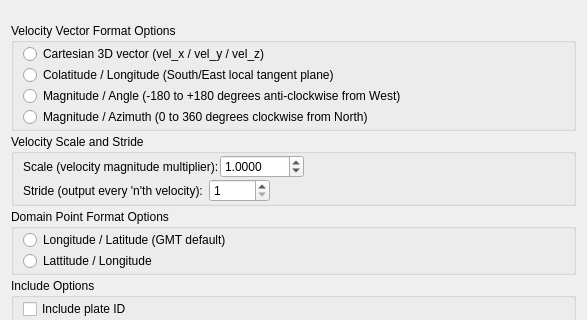
Before: the Qt Designer form src/qt-widgets/ExportVelocityOptionsWidgetUi.ui in GPlates/GPlates, drawn with Qt 5; both pictures show x 0 to 587 and y 0 to 320 of the 587 by 662 pixel window.
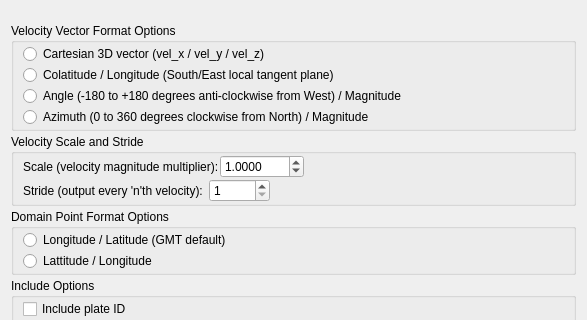
After: the same form once the commit is applied.

Commit message: (trunk) Swap magnitude and angle/azimuth columns in GMT velocity export since the GMT psxy '-Sv'/'-SV' options require angle/azimuth in column 3 and magnitude in column 4.

```diff
--- a/src/qt-widgets/ExportVelocityOptionsWidgetUi.ui
+++ b/src/qt-widgets/ExportVelocityOptionsWidgetUi.ui
@@ -61,14 +61,14 @@
          <item>
           <widget class="QRadioButton" name="velocity_vector_magnitude_angle_radio_button">
            <property name="text">
-            <string>Magnitude / Angle (-180 to +180 degrees anti-clockwise from West)</string>
+            <string>Angle (-180 to +180 degrees anti-clockwise from West) / Magnitude</string>
            </property>
           </widget>
          </item>
          <item>
           <widget class="QRadioButton" name="velocity_vector_magnitude_azimuth_radio_button">
            <property name="text">
-            <string>Magnitude / Azimuth (0 to 360 degrees clockwise from North)</string>
+            <string>Azimuth (0 to 360 degrees clockwise from North) / Magnitude</string>
            </property>
           </widget>
          </item>
```
Left out of the diff: 4 changed lines with no effect on the pictures. The commit also changes 7 other files.
